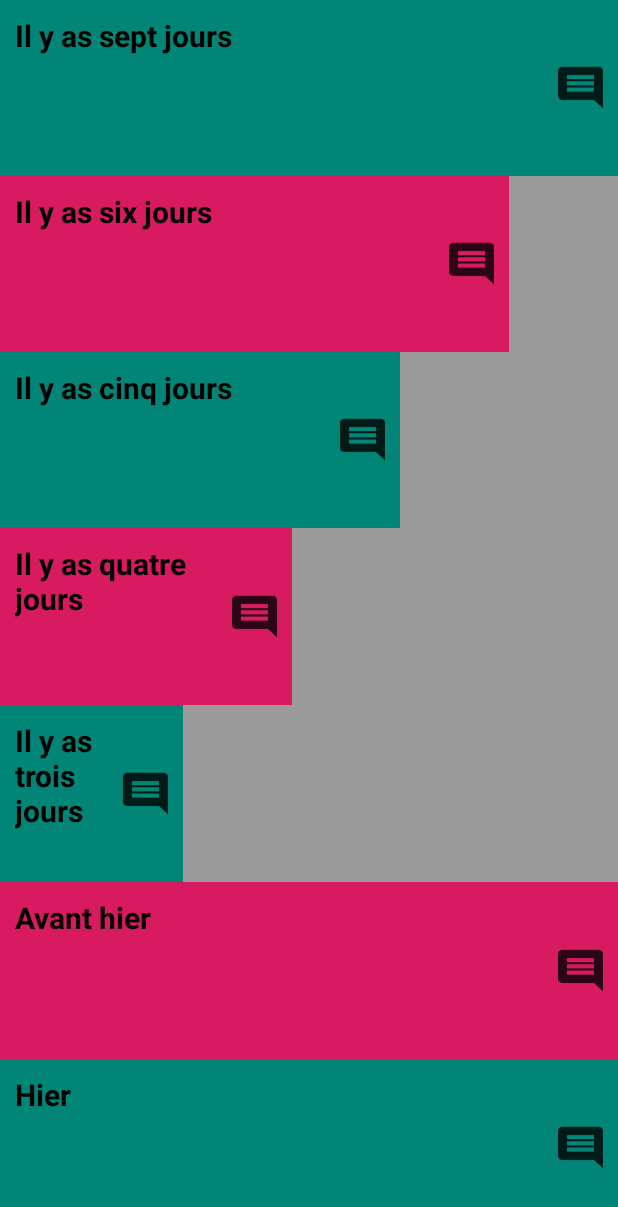
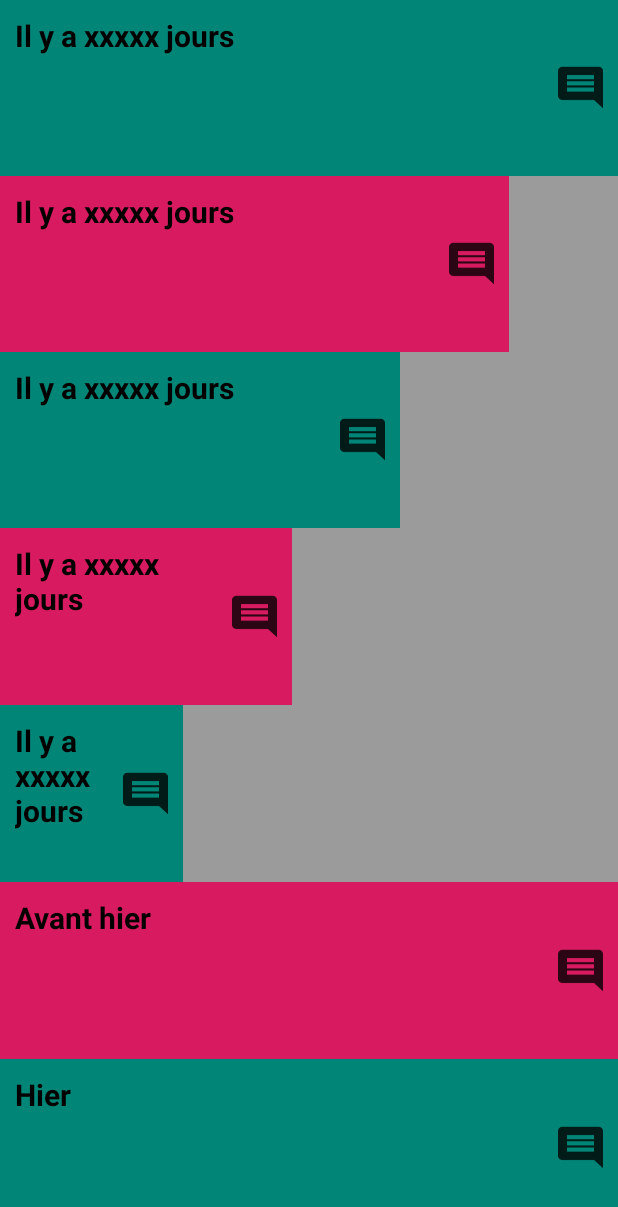
Before and after one commit to thomas25520/MoodTracker, an Android app: the layout history_view.xml on its own in the app's theme, with its tools: preview values and no code run, on a phone screen of 412 x 824 dp. Shown: the top 1207 px of the screen. Run offline under Robolectric (Android 15) with nearby library versions, the phone set to English and light mode, and no system bars.

Commit message:
[] -- --

```diff
--- a/app/src/main/java/com/example/moodtracker/model/Mood.java
+++ b/app/src/main/java/com/example/moodtracker/model/Mood.java
@@ -73,7 +73,7 @@ public class Mood {
         return gson.toJson(this);
     }
 
-    public Mood toMood(String json) {
+    public Mood jsonToMood(String json) {
         Gson gson = new Gson();
         return gson.fromJson(json, Mood.class);
     }
--- a/app/src/main/res/layout/history_view.xml
+++ b/app/src/main/res/layout/history_view.xml
@@ -6,6 +6,7 @@
     android:orientation="vertical">
 
     <LinearLayout
+        android:id="@+id/linear_background_day_7"
         android:layout_width="match_parent"
         android:layout_height="0dp"
         android:layout_weight="1"
@@ -13,6 +14,7 @@
         android:orientation="horizontal">
 
         <TextView
+            android:id="@+id/feedback_date_background_day_7"
             android:layout_width="0dp"
             android:layout_height="match_parent"
             android:layout_weight="100"
@@ -24,7 +26,7 @@
             android:textStyle="bold" />
 
         <ImageView
-            android:id="@+id/j-7"
+            android:id="@+id/feedback_icon_day_7"
             android:layout_width="50dp"
             android:layout_height="54dp"
             android:layout_gravity="center"
@@ -33,6 +35,7 @@
             android:src="@drawable/ic_comment_black_48px" />
 
         <TextView
+            android:id="@+id/empty_background_day_7"
             android:layout_width="0dp"
             android:layout_height="match_parent"
             android:layout_weight="0"
@@ -48,6 +51,7 @@
         android:orientation="horizontal">
 
         <TextView
+            android:id="@+id/feedback_date_background_day_6"
             android:layout_width="0dp"
             android:layout_height="match_parent"
             android:layout_weight="80"
@@ -59,7 +63,7 @@
             android:textStyle="bold" />
 
         <ImageView
-            android:id="@+id/j-6"
+            android:id="@+id/feedback_icon_day_6"
             android:layout_width="50dp"
             android:layout_height="54dp"
             android:layout_gravity="center"
@@ -68,6 +72,7 @@
             android:src="@drawable/ic_comment_black_48px" />
 
         <TextView
+            android:id="@+id/empty_background_day_6"
             android:layout_width="0dp"
             android:layout_height="match_parent"
             android:layout_weight="20"
@@ -83,6 +88,7 @@
         android:orientation="horizontal">
 
         <TextView
+            android:id="@+id/feedback_date_background_day_5"
             android:layout_width="0dp"
             android:layout_height="match_parent"
             android:layout_weight="60"
@@ -94,7 +100,7 @@
             android:textStyle="bold" />
 
         <ImageView
-            android:id="@+id/j-5"
+            android:id="@+id/feedback_icon_day_5"
             android:layout_width="50dp"
             android:layout_height="54dp"
             android:layout_gravity="center"
@@ -103,6 +109,7 @@
             android:src="@drawable/ic_comment_black_48px" />
 
         <TextView
+            android:id="@+id/empty_background_day_5"
             android:layout_width="0dp"
             android:layout_height="match_parent"
             android:layout_weight="40"
@@ -118,6 +125,7 @@
         android:orientation="horizontal">
 
         <TextView
+            android:id="@+id/feedback_date_background_day_4"
             android:layout_width="0dp"
             android:layout_height="match_parent"
             android:layout_weight="40"
@@ -129,7 +137,7 @@
             android:textStyle="bold" />
 
         <ImageView
-            android:id="@+id/j-4"
+            android:id="@+id/feedback_icon_day_4"
             android:layout_width="50dp"
             android:layout_height="54dp"
             android:layout_gravity="center"
@@ -138,6 +146,7 @@
             android:src="@drawable/ic_comment_black_48px" />
 
         <TextView
+            android:id="@+id/backgrounempty_background_day_4"
             android:layout_width="0dp"
             android:layout_height="match_parent"
             android:layout_weight="60"
@@ -153,6 +162,7 @@
         android:orientation="horizontal">
 
         <TextView
+            android:id="@+id/feedback_date_background_day_3"
             android:layout_width="0dp"
             android:layout_height="match_parent"
             android:layout_weight="20"
@@ -164,7 +174,7 @@
             android:textStyle="bold" />
 
         <ImageView
-            android:id="@+id/j-3"
+            android:id="@+id/feedback_icon_day_3"
             android:layout_width="50dp"
             android:layout_height="54dp"
             android:layout_gravity="center"
@@ -173,6 +183,7 @@
             android:src="@drawable/ic_comment_black_48px" />
 
         <TextView
+            android:id="@+id/empty_background_day_3"
             android:layout_width="0dp"
             android:layout_height="match_parent"
             android:layout_weight="80"
@@ -188,6 +199,7 @@
         android:orientation="horizontal">
 
         <TextView
+            android:id="@+id/feedback_date_background_day_2"
             android:layout_width="0dp"
             android:layout_height="match_parent"
             android:layout_weight="100"
@@ -199,7 +211,7 @@
             android:textStyle="bold" />
 
         <ImageView
-            android:id="@+id/j-2"
+            android:id="@+id/feedback_icon_day_2"
             android:layout_width="50dp"
             android:layout_height="54dp"
             android:layout_gravity="center"
@@ -208,6 +220,7 @@
             android:src="@drawable/ic_comment_black_48px" />
 
         <TextView
+            android:id="@+id/empty_background_day_2"
             android:layout_width="0dp"
             android:layout_height="match_parent"
             android:layout_weight="0"
@@ -223,6 +236,7 @@
         android:orientation="horizontal">
 
         <TextView
+            android:id="@+id/feedback_date_background_day_1"
             android:layout_width="0dp"
             android:layout_height="match_parent"
             android:layout_weight="100"
@@ -234,7 +248,7 @@
             android:textStyle="bold" />
 
         <ImageView
-            android:id="@+id/j-1"
+            android:id="@+id/feedback_icon_day_1"
             android:layout_width="50dp"
             android:layout_height="54dp"
             android:layout_gravity="center"
@@ -243,6 +257,7 @@
             android:src="@drawable/ic_comment_black_48px" />
 
         <TextView
+            android:id="@+id/empty_background_day_1"
             android:layout_width="0dp"
             android:layout_height="match_parent"
             android:layout_weight="0"
--- a/app/src/main/res/values/strings.xml
+++ b/app/src/main/res/values/strings.xml
@@ -1,15 +1,17 @@
 <resources>
     <string name="app_name">Moodtracker</string>
 
-    <!-- mood_view -->
+    <!-- Mood_view -->
     <string name="history_button">history_button</string>
     <string name="mood_image">mood_image</string>
     <string name="add_mood_button">add_mood_button</string>
-    <string name="d_7">Il y as sept jours</string>
-    <string name="d_6">Il y as six jours</string>
-    <string name="d_5">Il y as cinq jours</string>
-    <string name="d_4">Il y as quatre jours</string>
-    <string name="d_3">Il y as trois jours</string>
+
+    <!-- History_view -->
+    <string name="d_7">Il y a xxxxx jours</string>
+    <string name="d_6">Il y a xxxxx jours</string>
+    <string name="d_5">Il y a xxxxx jours</string>
+    <string name="d_4">Il y a xxxxx jours</string>
+    <string name="d_3">Il y a xxxxx jours</string>
     <string name="d_2">Avant hier</string>
     <string name="d_1">Hier</string>
 
```
Also changed, not shown: app/src/main/java/com/example/moodtracker/controller/activities/HistoryActivity.java (+89 -12 lines), app/src/main/java/com/example/moodtracker/controller/adapter/HistoryAdapter.java (added, +33 -0 lines), app/src/main/java/com/example/moodtracker/controller/fragment/FragmentMood.java (+16 -1 lines), app/src/main/java/com/example/moodtracker/model/History.java (added, +38 -0 lines), app/src/main/java/com/example/moodtracker/utils/SharedPreferencesManager.java (+32 -4 lines).
